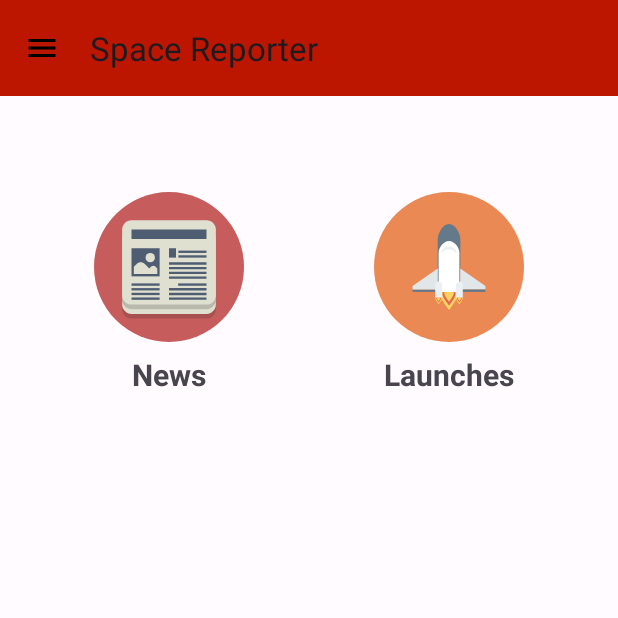
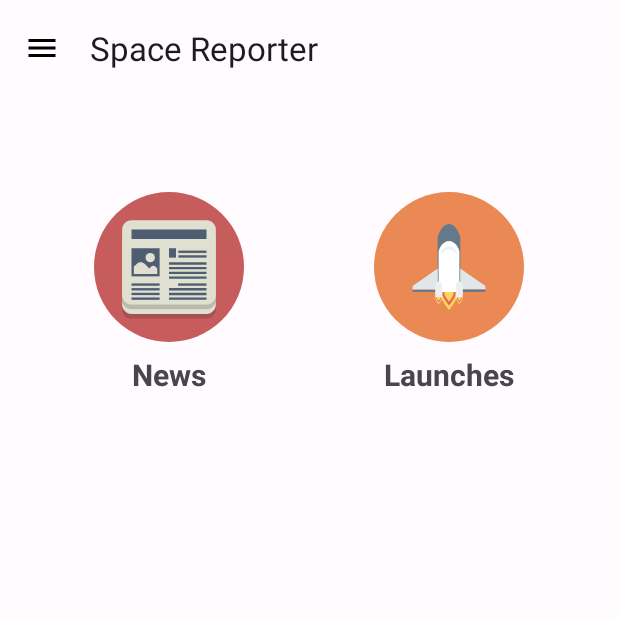
Before and after one commit to Charly98cma/Space-Reporter, an Android app: the screen it shows after launch once a user with an empty profile is signed in (MainActivity), on a phone screen of 412 x 824 dp, the top half of it. Run offline under Robolectric (Android 15) with nearby library versions, the light colour scheme and no system bars; our stand-ins replace Firebase (no records; nobody signed in at launch, a user with empty details on screens opened directly).

Commit message:
New theme

```diff
--- a/app/src/main/res/layout/activity_main.xml
+++ b/app/src/main/res/layout/activity_main.xml
@@ -24,8 +24,7 @@
             android:layout_width="match_parent"
             android:layout_height="wrap_content"
             android:layout_alignParentTop="true"
-            android:layout_marginTop="0dp"
-            android:background="@color/md_theme_dark_inversePrimary">
+            android:layout_marginTop="0dp">
 
             <com.google.android.material.appbar.MaterialToolbar
                 android:id="@+id/mat_toolbar"
--- a/app/src/main/res/layout/popupwindow_article.xml
+++ b/app/src/main/res/layout/popupwindow_article.xml
@@ -6,7 +6,7 @@
     android:elevation="20dp"
     android:orientation="vertical"
     android:padding="8dp"
-    android:background="@color/md_theme_light_tertiaryContainer">
+    android:background="@color/md_theme_light_secondaryContainer">
 
     <TextView
         android:id="@+id/popup_txt_title"
--- a/app/src/main/res/values/themes.xml
+++ b/app/src/main/res/values/themes.xml
@@ -2,10 +2,10 @@
     <!-- Base application theme. -->
     <style name="Theme.SpaceReporter" parent="Theme.Material3.Light.NoActionBar">
 
-        <item name="colorPrimary">@color/md_theme_light_primary</item>
-        <item name="colorOnPrimary">@color/md_theme_light_onPrimary</item>
-        <item name="colorPrimaryContainer">@color/md_theme_light_primaryContainer</item>
-        <item name="colorOnPrimaryContainer">@color/md_theme_light_onPrimaryContainer</item>
+        <item name="colorPrimary">@color/md_theme_light_secondary</item>
+        <item name="colorOnPrimary">@color/md_theme_light_onSecondary</item>
+        <item name="colorPrimaryContainer">@color/md_theme_light_secondaryContainer</item>
+        <item name="colorOnPrimaryContainer">@color/md_theme_light_onSecondaryContainer</item>
         <item name="colorSecondary">@color/md_theme_light_secondary</item>
         <item name="colorOnSecondary">@color/md_theme_light_onSecondary</item>
         <item name="colorSecondaryContainer">@color/md_theme_light_secondaryContainer</item>
```
